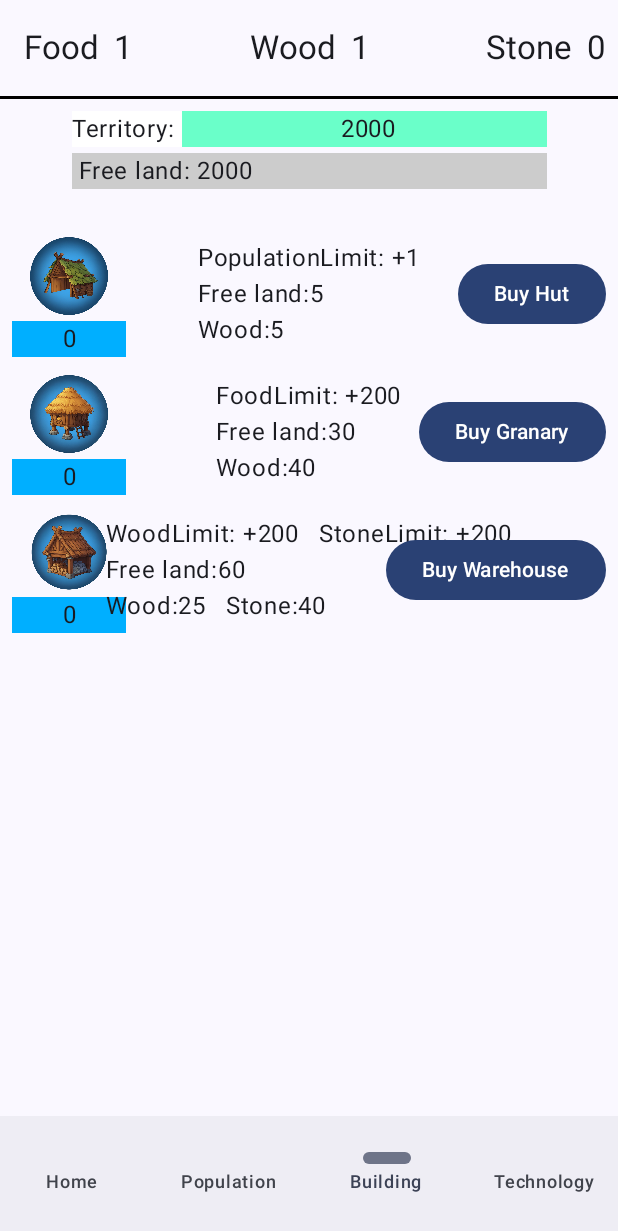
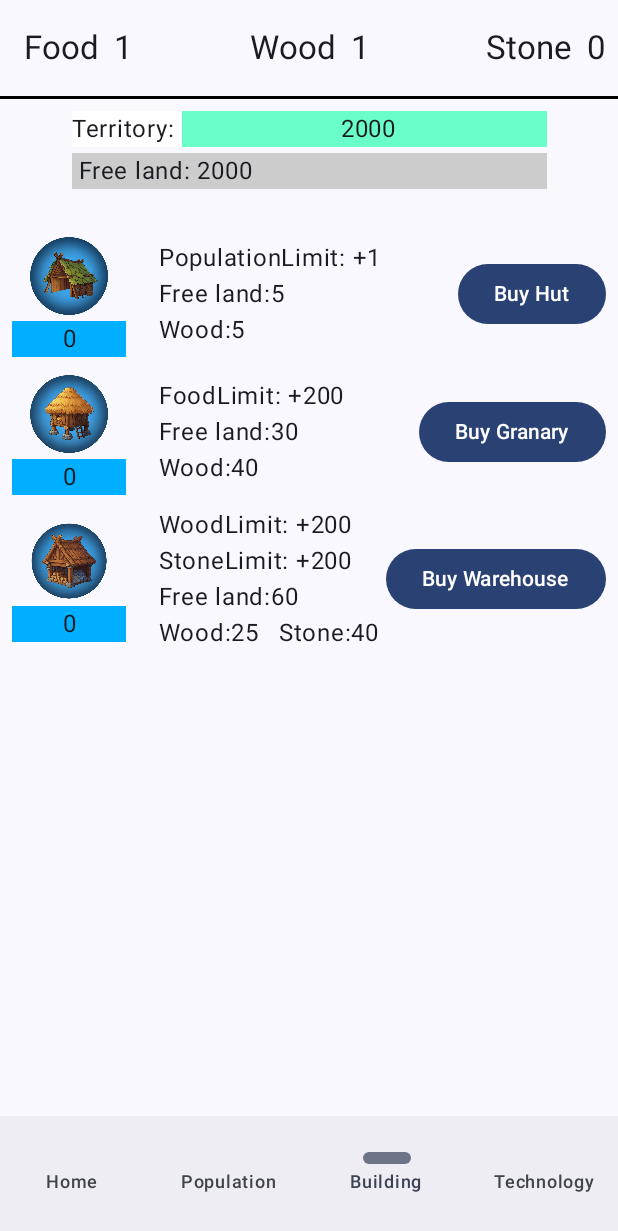
Before and after one commit to HomeTownUS/TapCivilizationRecreation, an Android app built with Jetpack Compose: the BuildingScreen screen opened through its navigation route, on a phone screen of 412 x 824 dp. Shown: the top 1231 px of the screen. Run offline under Robolectric (Android 15) with nearby library versions, the phone set to English and light mode, and no system bars.

Commit message:
fixed text spacing on building screen to prevent overflow

```diff
--- a/app/src/main/AndroidManifest.xml
+++ b/app/src/main/AndroidManifest.xml
@@ -14,6 +14,7 @@
         <activity
             android:name=".MainActivity"
             android:exported="true"
+            android:screenOrientation="portrait"
             android:label="@string/app_name"
             android:theme="@style/Theme.TapEvolution">
             <intent-filter>
--- a/app/src/main/java/my/tapEvolution/ui/BuildingScreen.kt
+++ b/app/src/main/java/my/tapEvolution/ui/BuildingScreen.kt
@@ -56,7 +56,7 @@ fun BuildingScreen(vm: TapViewModel){
                     )
                     Text(build[0].toString(), textAlign = TextAlign.Center, modifier = Modifier.width(76.dp).background(Color(0,175,255)))
                 }
-                Column(modifier = Modifier.align(Alignment.Center)) {
+                Column(modifier = Modifier.align(Alignment.Center).width(200.dp)) {
                     Text(text = "PopulationLimit: +1")
                     Text(text = "Free land:5")
                     Text(text = "Wood:5")
@@ -80,7 +80,7 @@ fun BuildingScreen(vm: TapViewModel){
                     )
                     Text(build[5].toString(), textAlign = TextAlign.Center, modifier = Modifier.width(76.dp).background(Color(0,175,255)))
                 }
-                Column(modifier = Modifier.align(Alignment.Center)) {
+                Column(modifier = Modifier.align(Alignment.Center).width(200.dp)) {
                     Text(text = "FoodLimit: +200")
                     Text(text = "Free land:30")
                     Text(text = "Wood:40")
@@ -104,7 +104,7 @@ fun BuildingScreen(vm: TapViewModel){
                     )
                     Text(build[5].toString(), textAlign = TextAlign.Center, modifier = Modifier.width(76.dp).background(Color(0,175,255)))
                 }
-                Column(modifier = Modifier.align(Alignment.Center)) {
+                Column(modifier = Modifier.align(Alignment.Center).width(200.dp)) {
                     Text(text = "WoodLimit: +200   StoneLimit: +200")
                     Text(text = "Free land:60")
                     Text(text = "Wood:25   Stone:40")
```
